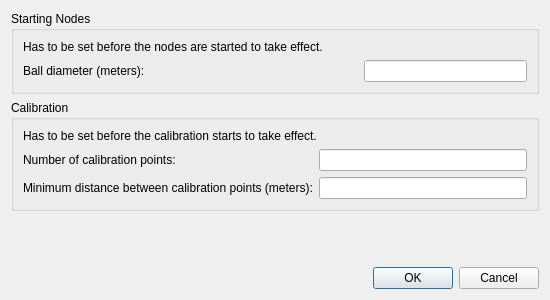
Before: the Qt Designer form calibration_gui/calibration_gui/ui/options.ui in davidtvs/calibration, drawn with Qt 5.
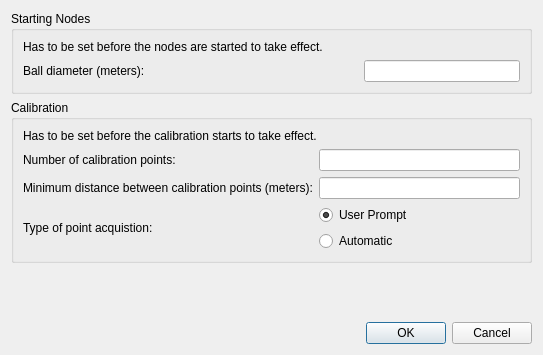
After: the same form once the commit is applied.

Commit message: More GUI options and messsage boxes

What changed in the file:
```diff
--- a/calibration_gui/calibration_gui/ui/options.ui
+++ b/calibration_gui/calibration_gui/ui/options.ui
@@ -6,8 +6,8 @@
    <rect>
     <x>0</x>
     <y>0</y>
-    <width>550</width>
-    <height>300</height>
+    <width>543</width>
+    <height>355</height>
    </rect>
   </property>
   <property name="minimumSize">
@@ -47,6 +47,9 @@
               <property name="enabled">
                <bool>true</bool>
               </property>
+              <property name="inputMethodHints">
+               <set>Qt::ImhNone</set>
+              </property>
              </widget>
             </item>
            </layout>
@@ -76,35 +79,61 @@
           </item>
           <item row="1" column="0">
            <layout class="QGridLayout" name="gridLayout_2">
-            <item row="0" column="1">
-             <widget class="QLineEdit" name="ledit_num_calib_points"/>
-            </item>
             <item row="1" column="1">
-             <widget class="QLineEdit" name="ledit_min_distance"/>
-            </item>
-            <item row="1" column="0">
              <widget class="QLabel" name="label_2">
               <property name="text">
                <string>Minimum distance between calibration points (meters):</string>
               </property>
              </widget>
             </item>
-            <item row="0" column="0">
+            <item row="0" column="1">
              <widget class="QLabel" name="label">
               <property name="text">
                <string>Number of calibration points:</string>
               </property>
              </widget>
             </item>
+            <item row="2" column="2">
+             <widget class="QRadioButton" name="rb_prompt">
+              <property name="text">
+               <string>User Prompt</string>
+              </property>
+              <property name="checked">
+               <bool>true</bool>
+              </property>
+             </widget>
+            </item>
+            <item row="3" column="2">
+             <widget class="QRadioButton" name="rb_auto">
+              <property name="text">
+               <string>Automatic</string>
+              </property>
+             </widget>
+            </item>
+            <item row="1" column="2">
+             <widget class="QLineEdit" name="ledit_min_distance">
+              <property name="inputMethodHints">
+               <set>Qt::ImhNone</set>
+              </property>
+             </widget>
+            </item>
+            <item row="0" column="2">
+             <widget class="QLineEdit" name="ledit_num_calib_points">
+              <property name="inputMethodHints">
+               <set>Qt::ImhNone</set>
+              </property>
+             </widget>
+            </item>
+            <item row="2" column="1" rowspan="2">
+             <widget class="QLabel" name="label_6">
+              <property name="text">
+               <string>Type of point acquistion:</string>
+              </property>
+             </widget>
+            </item>
            </layout>
           </item>
          </layout>
-         <zorder>label</zorder>
-         <zorder>label_2</zorder>
-         <zorder>ledit_num_calib_points</zorder>
-         <zorder>groupBox</zorder>
-         <zorder>ledit_min_distance</zorder>
-         <zorder>label_5</zorder>
         </widget>
        </item>
       </layout>
```
The commit also changes 49 other files.
